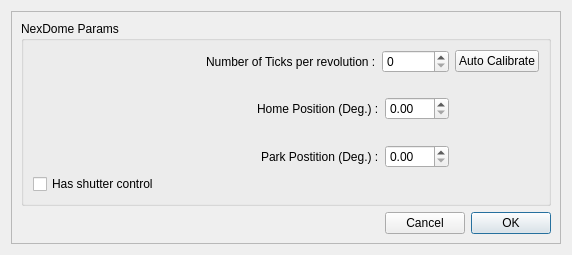
This is NexDome.ui in rpineau/NexDome as Qt 5 draws it before an edit. The edited form follows.
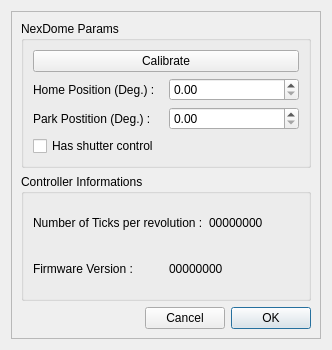
This is the edited form. Custom widgets are drawn as their Qt base class.

Commit message: Change settings dialog and the code that goes with it.

```diff
--- a/NexDome.ui
+++ b/NexDome.ui
@@ -6,8 +6,8 @@
    <rect>
     <x>0</x>
     <y>0</y>
-    <width>572</width>
-    <height>255</height>
+    <width>332</width>
+    <height>350</height>
    </rect>
   </property>
   <property name="windowTitle">
@@ -26,125 +26,7 @@
       <string/>
      </property>
      <layout class="QGridLayout" name="gridLayout">
-      <item row="0" column="0">
-       <widget class="QGroupBox" name="MaxDomeIIParams">
-        <property name="title">
-         <string>NexDome Params</string>
-        </property>
-        <layout class="QGridLayout" name="gridLayout_2">
-         <item row="8" column="0">
-          <layout class="QHBoxLayout" name="horizontalLayout_3">
-           <item>
-            <spacer name="horizontalSpacer_3">
-             <property name="orientation">
-              <enum>Qt::Horizontal</enum>
-             </property>
-             <property name="sizeHint" stdset="0">
-              <size>
-               <width>40</width>
-               <height>20</height>
-              </size>
-             </property>
-            </spacer>
-           </item>
-           <item>
-            <widget class="QLabel" name="label_3">
-             <property name="text">
-              <string>Park Postition (Deg.) :</string>
-             </property>
-            </widget>
-           </item>
-           <item>
-            <widget class="QDoubleSpinBox" name="parkPosition">
-             <property name="maximum">
-              <double>359.990000000000009</double>
-             </property>
-            </widget>
-           </item>
-          </layout>
-         </item>
-         <item row="0" column="0">
-          <layout class="QHBoxLayout" name="horizontalLayout">
-           <item>
-            <spacer name="horizontalSpacer">
-             <property name="orientation">
-              <enum>Qt::Horizontal</enum>
-             </property>
-             <property name="sizeHint" stdset="0">
-              <size>
-               <width>40</width>
-               <height>20</height>
-              </size>
-             </property>
-            </spacer>
-           </item>
-           <item>
-            <widget class="QLabel" name="label">
-             <property name="text">
-              <string>Number of Ticks per revolution :</string>
-             </property>
-            </widget>
-           </item>
-           <item>
-            <widget class="QSpinBox" name="ticksPerRev">
-             <property name="maximum">
-              <number>300000</number>
-             </property>
-            </widget>
-           </item>
-          </layout>
-         </item>
-         <item row="0" column="1">
-          <widget class="QPushButton" name="pushButton">
-           <property name="text">
-            <string>Auto Calibrate</string>
-           </property>
-          </widget>
-         </item>
-         <item row="5" column="0" rowspan="2">
-          <layout class="QHBoxLayout" name="horizontalLayout_2">
-           <item>
-            <spacer name="horizontalSpacer_2">
-             <property name="orientation">
-              <enum>Qt::Horizontal</enum>
-             </property>
-             <property name="sizeHint" stdset="0">
-              <size>
-               <width>40</width>
-               <height>20</height>
-              </size>
-             </property>
-            </spacer>
-           </item>
-           <item>
-            <widget class="QLabel" name="label_2">
-             <property name="text">
-              <string>Home Position (Deg.) :</string>
-             </property>
-            </widget>
-           </item>
-           <item>
-            <widget class="QDoubleSpinBox" name="homePosition">
-             <property name="maximum">
-              <double>359.990000000000009</double>
-             </property>
-            </widget>
-           </item>
-          </layout>
-         </item>
-         <item row="9" column="0">
-          <widget class="QCheckBox" name="hasShutterCtrl">
-           <property name="text">
-            <string>Has shutter control</string>
-           </property>
-          </widget>
-         </item>
-        </layout>
-        <zorder>hasShutterCtrl</zorder>
-        <zorder>pushButton</zorder>
-       </widget>
-      </item>
-      <item row="1" column="0">
+      <item row="3" column="0">
        <layout class="QHBoxLayout" name="horizontalLayout_4">
         <item>
          <spacer name="horizontalSpacer_4">
@@ -178,6 +60,110 @@
         </item>
        </layout>
       </item>
+      <item row="0" column="0">
+       <widget class="QGroupBox" name="MaxDomeIIParams">
+        <property name="title">
+         <string>NexDome Params</string>
+        </property>
+        <layout class="QGridLayout" name="gridLayout_2">
+         <item row="5" column="0" rowspan="2">
+          <layout class="QHBoxLayout" name="horizontalLayout_2">
+           <item>
+            <widget class="QLabel" name="label_2">
+             <property name="text">
+              <string>Home Position (Deg.) :</string>
+             </property>
+            </widget>
+           </item>
+           <item>
+            <widget class="QDoubleSpinBox" name="homePosition">
+             <property name="maximum">
+              <double>359.990000000000009</double>
+             </property>
+            </widget>
+           </item>
+          </layout>
+         </item>
+         <item row="9" column="0">
+          <widget class="QCheckBox" name="hasShutterCtrl">
+           <property name="text">
+            <string>Has shutter control</string>
+           </property>
+          </widget>
+         </item>
+         <item row="8" column="0">
+          <layout class="QHBoxLayout" name="horizontalLayout_3">
+           <item>
+            <widget class="QLabel" name="label_3">
+             <property name="text">
+              <string>Park Postition (Deg.) :</string>
+             </property>
+            </widget>
+           </item>
+           <item>
+            <widget class="QDoubleSpinBox" name="parkPosition">
+             <property name="maximum">
+              <double>359.990000000000009</double>
+             </property>
+            </widget>
+           </item>
+          </layout>
+         </item>
+         <item row="0" column="0">
+          <widget class="QPushButton" name="pushButton">
+           <property name="text">
+            <string>Calibrate</string>
+           </property>
+          </widget>
+         </item>
+        </layout>
+       </widget>
+      </item>
+      <item row="2" column="0">
+       <widget class="QGroupBox" name="groupBox">
+        <property name="title">
+         <string>Controller Informations</string>
+        </property>
+        <layout class="QGridLayout" name="gridLayout_3">
+         <item row="0" column="0">
+          <layout class="QHBoxLayout" name="horizontalLayout">
+           <item>
+            <widget class="QLabel" name="label">
+             <property name="text">
+              <string>Number of Ticks per revolution :</string>
+             </property>
+            </widget>
+           </item>
+           <item>
+            <widget class="QLabel" name="ticksPerRev">
+             <property name="text">
+              <string>00000000</string>
+             </property>
+            </widget>
+           </item>
+          </layout>
+         </item>
+         <item row="1" column="0">
+          <layout class="QHBoxLayout" name="horizontalLayout_5">
+           <item>
+            <widget class="QLabel" name="label_4">
+             <property name="text">
+              <string>Firmware Version :</string>
+             </property>
+            </widget>
+           </item>
+           <item>
+            <widget class="QLabel" name="firmwareVersion">
+             <property name="text">
+              <string>00000000</string>
+             </property>
+            </widget>
+           </item>
+          </layout>
+         </item>
+        </layout>
+       </widget>
+      </item>
      </layout>
     </widget>
    </item>
```
The commit also changes 3 other files.
